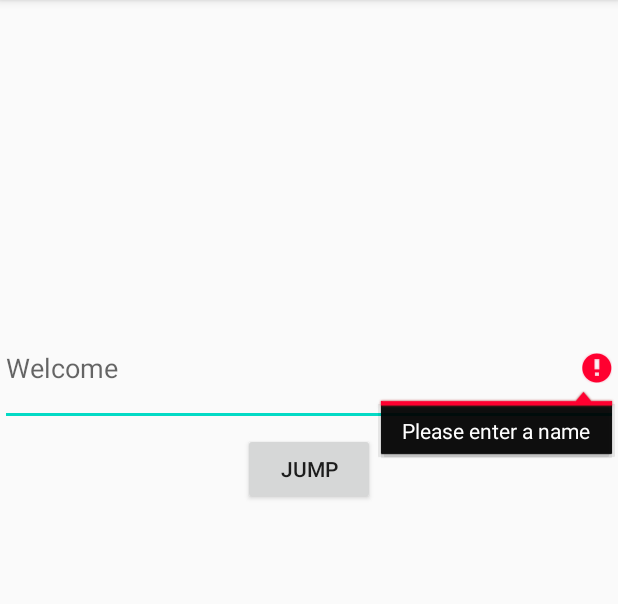
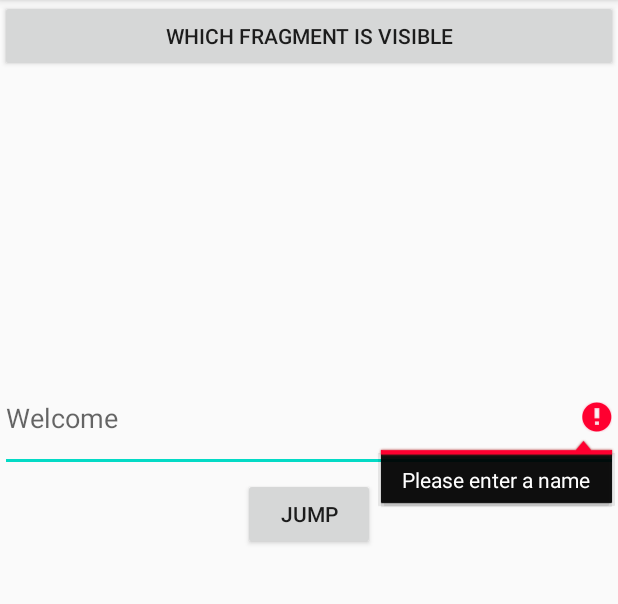
Before and after one commit to ZhuSniffsTheRose/FragmentsWithNavigation, an Android app: the screen it shows after launch (MainActivity), after a tap on "JUMP", on a phone screen of 412 x 824 dp, the part 84-688 px from its top. Run offline under Robolectric (Android 15) with nearby library versions, the phone set to English and light mode, and no system bars.

Commit message:
1.Activity get visible Fragment.

```diff
--- a/app/src/main/res/layout/activity_main.xml
+++ b/app/src/main/res/layout/activity_main.xml
@@ -5,6 +5,16 @@
     android:layout_width="match_parent"
     android:layout_height="match_parent"
     tools:context=".MainActivity">
+
+    <Button
+        android:id="@+id/btn"
+        android:layout_width="0dp"
+        android:layout_height="wrap_content"
+        android:onClick="check"
+        android:text=" which fragment is visible "
+        app:layout_constraintEnd_toEndOf="parent"
+        app:layout_constraintStart_toStartOf="parent"
+        app:layout_constraintTop_toTopOf="parent" />
 
     <fragment
         android:id="@+id/fragment"
@@ -15,5 +25,5 @@
         app:layout_constraintBottom_toBottomOf="parent"
         app:layout_constraintEnd_toEndOf="parent"
         app:layout_constraintStart_toStartOf="parent"
-        app:layout_constraintTop_toTopOf="parent" />
+        app:layout_constraintTop_toBottomOf="@id/btn" />
 </androidx.constraintlayout.widget.ConstraintLayout>
```
Also changed, not shown: app/src/main/java/com/example/fragmentswithnavigation/MainActivity.kt (+12 -0 lines).
